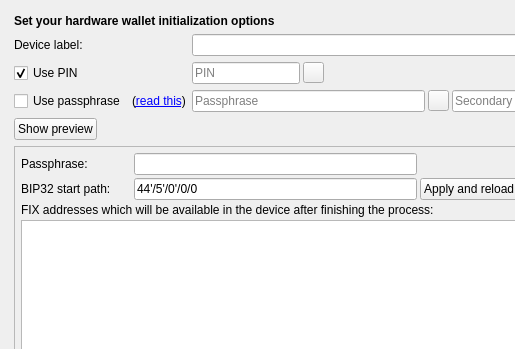
First picture: the form in src/ui/ui_initialize_hw_dlg.ui, repository Vladimir7280/dash-masternode-tool, before the edit; both pictures show x 0 to 515 and y 0 to 349 of the 598 by 489 pixel window.
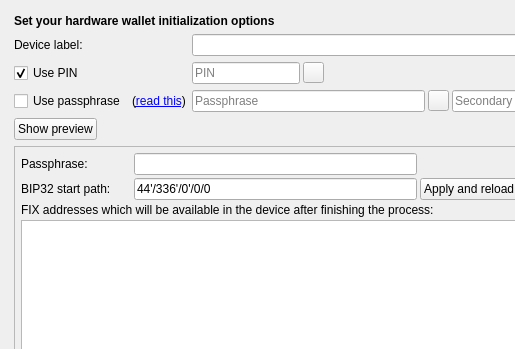
Second picture: the form after the edit. The open tabs and pages were chosen to show the change.

What changed in the file:
```diff
--- a/src/ui/ui_initialize_hw_dlg.ui
+++ b/src/ui/ui_initialize_hw_dlg.ui
@@ -849,7 +849,7 @@
                   </size>
                  </property>
                  <property name="text">
-                  <string>44'/5'/0'/0/0</string>
+                  <string>44'/336'/0'/0/0</string>
                  </property>
                  <property name="echoMode">
                   <enum>QLineEdit::Normal</enum>
```
